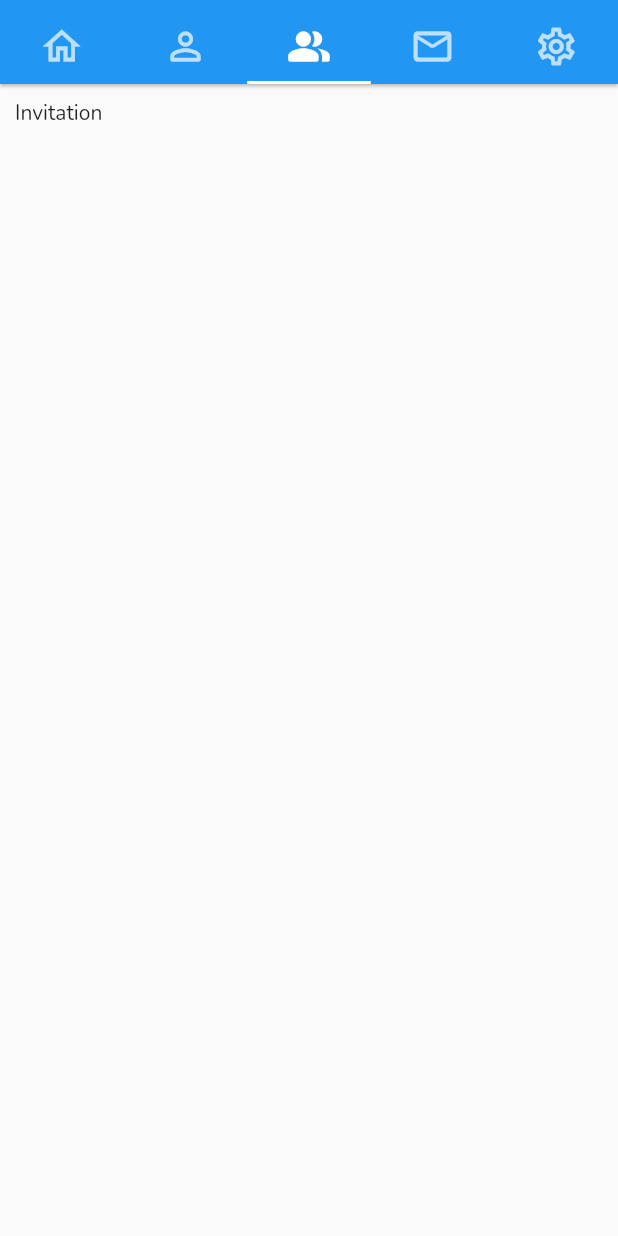
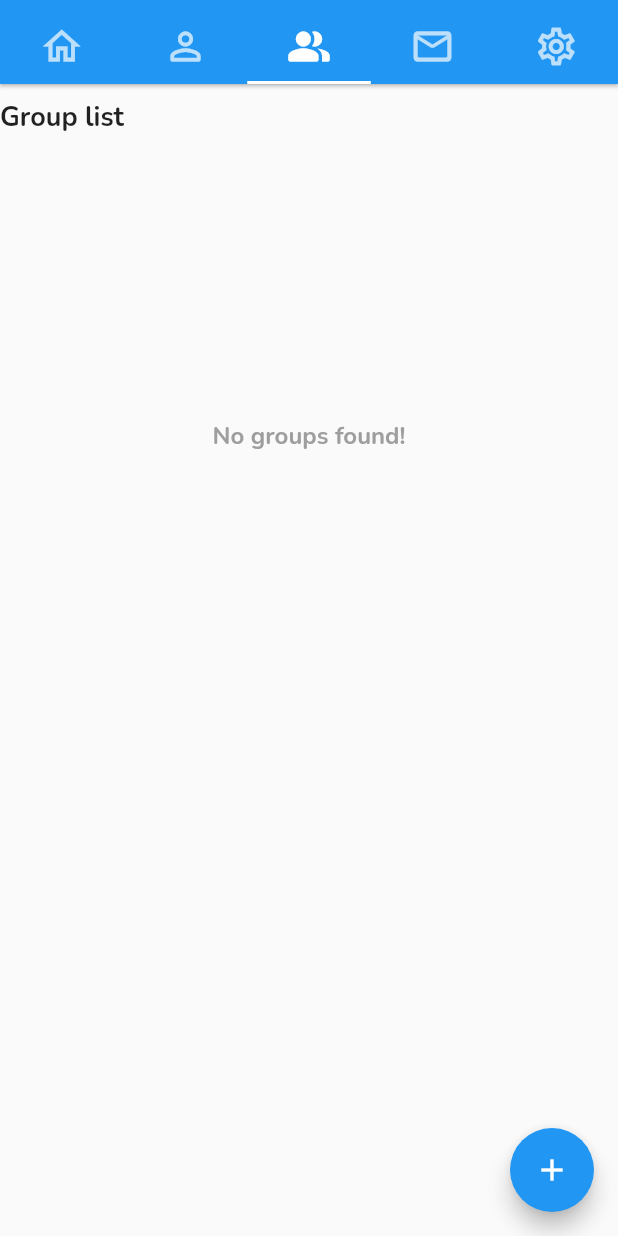
Before and after one commit to narutorabby/tmm-mobile-online, a Flutter app: the Root screen opened directly, tab 3 chosen, on a phone screen of 412 x 824 dp. Run offline on Flutter 3.47's test engine with Material 2 defaults, Android fonts, the phone set to English and light mode, and no system bars; our stand-ins replace dio, flutter_secure_storage, flutter_speed_dial, flutter_spinkit, fluttertoast, font_awesome_flutter and 2 more; missing offline and left inert: multiselect_formfield; accounts and stored records are empty.

Commit message:
Group list, create and edit

```diff
--- /dev/null
+++ b/lib/models/group.dart
@@ -0,0 +1,63 @@
+import 'dart:convert';
+
+import 'package:trackmymoney/models/user.dart';
+
+Group groupFromJson(String str) => Group.fromJson(json.decode(str));
+
+String groupToJson(Group data) => json.encode(data.toJson());
+
+class Group {
+  Group({
+    required this.id,
+    required this.name,
+    required this.slug,
+    required this.createdBy,
+    this.updatedBy,
+    required this.createdAt,
+    this.updatedAt,
+    this.deletedAt,
+    this.membersCount,
+    this.recordsCount,
+    this.admin,
+  });
+
+  int id;
+  String name;
+  String slug;
+  int createdBy;
+  int? updatedBy;
+  DateTime createdAt;
+  DateTime? updatedAt;
+  DateTime? deletedAt;
+  int? membersCount;
+  int? recordsCount;
+  User? admin;
+
+  factory Group.fromJson(Map<String, dynamic> json) => Group(
+    id: json["id"],
+    name: json["name"],
+    slug: json["slug"],
+    createdBy: json["created_by"],
+    updatedBy: json["updated_by"],
+    createdAt: DateTime.parse(json["created_at"]),
+    updatedAt: json["updated_at"] != null ? DateTime.parse(json["updated_at"]) : null,
+    deletedAt: json["deleted_at"] != null ? DateTime.parse(json["deleted_at"]) : null,
+    membersCount: json["members_count"],
+    recordsCount: json["records_count"],
+    admin: User.fromJson(json["admin"]),
+  );
+
+  Map<String, dynamic> toJson() => {
+    "id": id,
+    "name": name,
+    "slug": slug,
+    "created_by": createdBy,
+    "updated_by": updatedBy,
+    "created_at": createdAt.toIso8601String(),
+    "updated_at": updatedAt,
+    "deleted_at": deletedAt,
+    "members_count": membersCount,
+    "records_count": recordsCount,
+    "admin": admin?.toJson(),
+  };
+}
--- a/lib/pages/group.dart
+++ b/lib/pages/group.dart
@@ -1,36 +1,98 @@
 import 'package:flutter/material.dart';
-import 'package:trackmymoney/pages/dashboard.dart';
+import 'package:flutter_spinkit/flutter_spinkit.dart';
+import 'package:trackmymoney/models/basic_response.dart';
+import 'package:trackmymoney/models/group.dart';
+import 'package:trackmymoney/services/api_manager.dart';
+import 'package:trackmymoney/widgets/group_create.dart';
+import 'package:trackmymoney/widgets/group_list_item.dart';
 
-class Group extends StatefulWidget {
-  const Group({Key? key}) : super(key: key);
+class Groups extends StatefulWidget {
+  const Groups({Key? key}) : super(key: key);
 
   @override
-  State<Group> createState() => _GroupState();
+  State<Groups> createState() => _GroupsState();
 }
 
-class _GroupState extends State<Group> with TickerProviderStateMixin {
-  late TabController tabController;
+class _GroupsState extends State<Groups> with TickerProviderStateMixin {
+
+  bool pageLoading = true;
+  List<Group> groups = [];
 
   @override
   void initState() {
+    getGroups();
     super.initState();
-    tabController = TabController(vsync: this, length: 5);
-  }
-
-  void handleTabSelection() {
-    setState(() {
-    });
   }
 
   @override
   Widget build(BuildContext context) {
     return Scaffold(
-      body: SingleChildScrollView(
-        child: Container(
-            padding: const EdgeInsets.all(10),
-            child: const Text("Invitation")
+      body: Container(
+        child: pageLoading ? Container(
+          alignment: Alignment.center,
+          height: MediaQuery.of(context).size.height - 150,
+          child: const SpinKitRotatingPlain(
+            color: Colors.blue,
+            size: 50.0,
+          ),
+        ) : Column(
+          crossAxisAlignment: CrossAxisAlignment.stretch,
+          children: [
+            const Padding(
+              padding: EdgeInsets.only(top: 10),
+              child: Text(
+                "Group list",
+                style: TextStyle(fontSize: 18, fontWeight: FontWeight.bold),
+              )
+            ),
+            Expanded(
+              child: ListView.builder(
+                itemBuilder: (BuildContext context, int index) {
+                  if (index == groups.length) {
+                    return Container(
+                      child: groups.isNotEmpty ? const Icon(Icons.drag_handle_outlined) : Container(
+                        height: 400,
+                        alignment: Alignment.center,
+                        child: const Text(
+                          "No groups found!",
+                          textAlign: TextAlign.center,
+                          style: TextStyle(fontSize: 16, color: Colors.grey, fontWeight: FontWeight.bold),
+                        ),
+                      ),
+                    );
+                  }
+                  return GroupListItem(group: groups[index], responseAction: getGroups);
+                },
+                itemCount: groups.length + 1,
+              ),
+            ),
+          ],
         ),
       ),
+      floatingActionButton: FloatingActionButton(
+        child: const Icon(Icons.add),
+        onPressed: () {
+          showDialog(
+              context: context,
+              barrierLabel: MaterialLocalizations.of(context).modalBarrierDismissLabel,
+              barrierDismissible: false,
+              builder: (BuildContext context) {
+                return GroupCreate(responseAction: getGroups);
+              }
+          );
+        },
+      )
     );
   }
+
+  Future<void> getGroups() async {
+    ApiManager apiManager = ApiManager();
+    BasicResponse basicResponse = await apiManager.apiCall("GET", "group/list", null, null);
+    setState(() {
+      if(basicResponse.response == "success"){
+        groups = List<Group>.from(basicResponse.data.map((x) => Group.fromJson(x)));
+      }
+      pageLoading = false;
+    });
+  }
 }
--- a/lib/pages/invitations.dart
+++ b/lib/pages/invitations.dart
@@ -8,6 +8,7 @@ class Invitations extends StatefulWidget {
 }
 
 class _InvitationsState extends State<Invitations> {
+
   @override
   Widget build(BuildContext context) {
     return Scaffold(
--- a/lib/pages/root.dart
+++ b/lib/pages/root.dart
@@ -83,7 +83,7 @@ class _RootState extends State<Root> with TickerProviderStateMixin {
               children: const <Widget>[
                 Dashboard(),
                 Personal(),
-                Group(),
+                Groups(),
                 Invitations(),
                 Profile(),
               ],
```
Also changed, not shown: lib/widgets/group_create.dart (added, +140 -0 lines), lib/widgets/group_list_item.dart (added, +153 -0 lines), lib/widgets/record_create.dart (+3 -6 lines).
